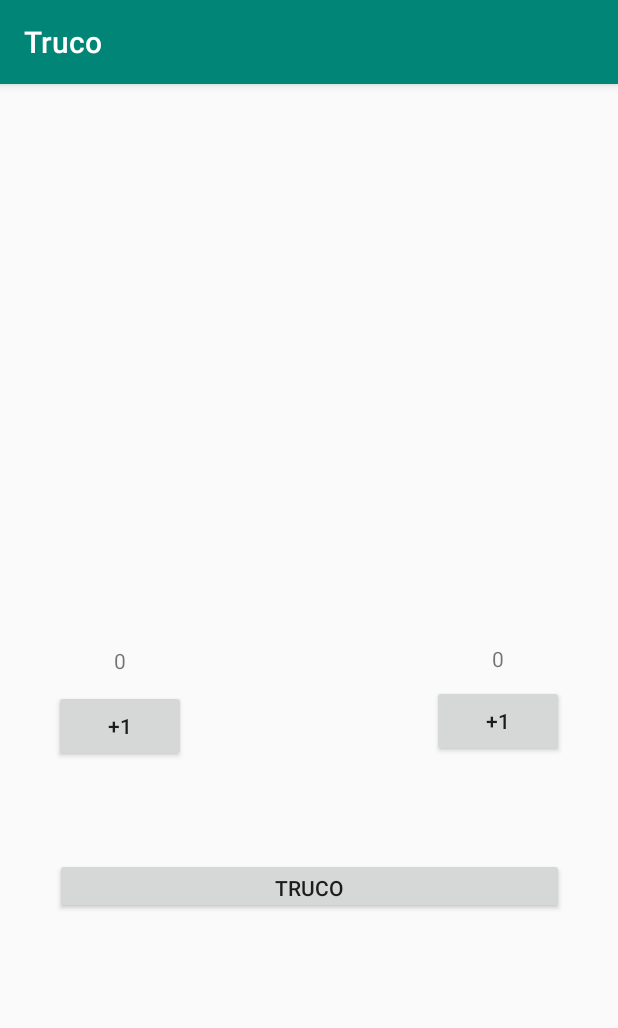
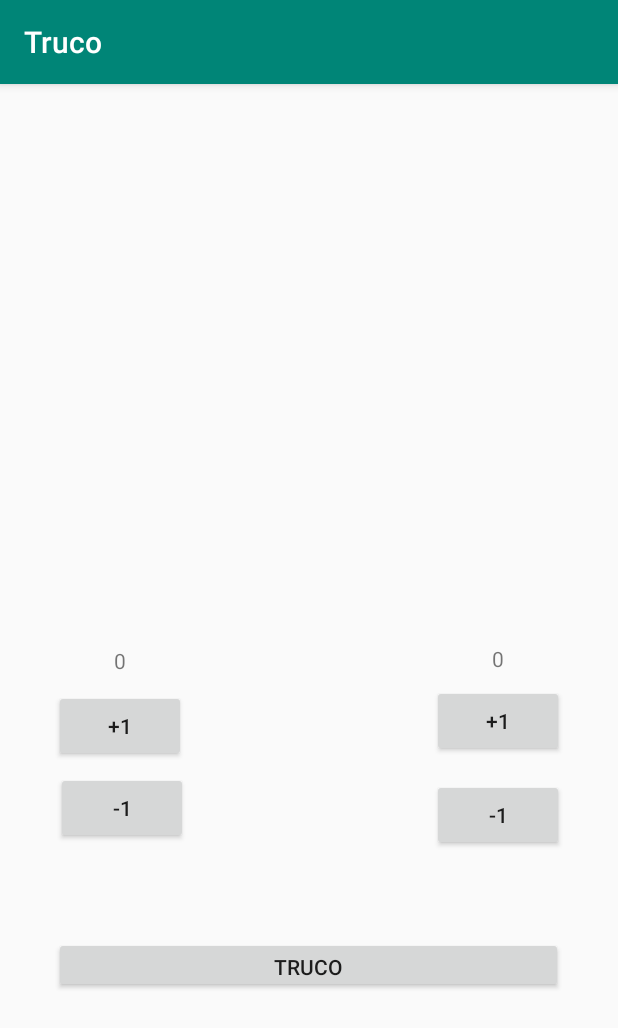
Before and after one commit to petscaramussi/Truco, an Android app: the screen it shows after launch (MainActivity), on a phone screen of 412 x 824 dp. Shown: the top 1028 px of the screen. Run offline under Robolectric (Android 15) with nearby library versions, the phone set to English and light mode, and no system bars.

Commit message:
add functions

```diff
--- a/app/src/main/AndroidManifest.xml
+++ b/app/src/main/AndroidManifest.xml
@@ -9,6 +9,7 @@
         android:roundIcon="@mipmap/ic_launcher_round"
         android:supportsRtl="true"
         android:theme="@style/AppTheme">
+        <activity android:name=".WinActivity"></activity>
         <activity android:name=".MainActivity">
             <intent-filter>
                 <action android:name="android.intent.action.MAIN" />
--- /dev/null
+++ b/app/src/main/java/com/example/truco/Ult.java
@@ -0,0 +1,4 @@
+package com.example.truco;
+
+public class Ult {
+}
--- a/app/src/main/res/layout/activity_main.xml
+++ b/app/src/main/res/layout/activity_main.xml
@@ -5,6 +5,17 @@
     android:layout_width="match_parent"
     android:layout_height="match_parent"
     tools:context=".MainActivity">
+
+    <Button
+        android:id="@+id/button4"
+        android:layout_width="wrap_content"
+        android:layout_height="wrap_content"
+        android:layout_marginEnd="36dp"
+        android:layout_marginBottom="57dp"
+        android:text="@string/bmenos"
+        app:layout_constraintBottom_toTopOf="@+id/TrucoBtn"
+        app:layout_constraintEnd_toEndOf="parent"
+        app:layout_constraintStart_toEndOf="@+id/button3" />
 
     <TextView
         android:id="@+id/textView3"
@@ -64,8 +75,23 @@
         android:text="@string/bTruco"
         app:layout_constraintBottom_toBottomOf="parent"
         app:layout_constraintEnd_toEndOf="parent"
+        app:layout_constraintHorizontal_bias="0.0"
         app:layout_constraintStart_toStartOf="parent"
         app:layout_constraintTop_toTopOf="parent"
-        app:layout_constraintVertical_bias="0.706" />
+        app:layout_constraintVertical_bias="0.778" />
+
+    <Button
+        android:id="@+id/button3"
+        android:layout_width="wrap_content"
+        android:layout_height="wrap_content"
+        android:layout_marginStart="37dp"
+        android:layout_marginTop="2dp"
+        android:layout_marginEnd="162dp"
+        android:layout_marginBottom="57dp"
+        android:text="@string/bmenos"
+        app:layout_constraintBottom_toTopOf="@+id/TrucoBtn"
+        app:layout_constraintEnd_toStartOf="@+id/button4"
+        app:layout_constraintStart_toStartOf="parent"
+        app:layout_constraintTop_toBottomOf="@+id/button" />
 
 </androidx.constraintlayout.widget.ConstraintLayout>
--- a/app/src/main/res/values/strings.xml
+++ b/app/src/main/res/values/strings.xml
@@ -3,4 +3,5 @@
     <string name="number">0</string>
     <string name="bName">+1</string>
     <string name="bTruco">Truco</string>
+    <string name="bmenos">-1</string>
 </resources>
```
Also changed, not shown: app/src/main/java/com/example/truco/MainActivity.java (+42 -9 lines), app/src/main/java/com/example/truco/WinActivity.java (added, +15 -0 lines), app/src/main/res/layout/activity_win.xml (added, +18 -0 lines).
